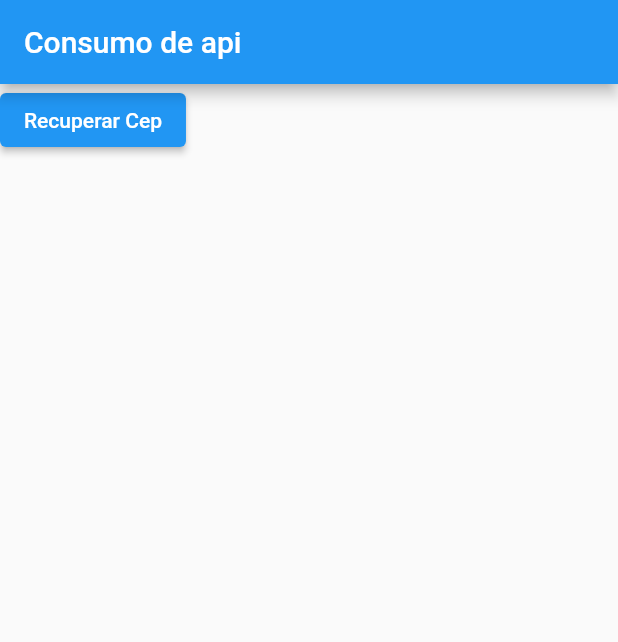
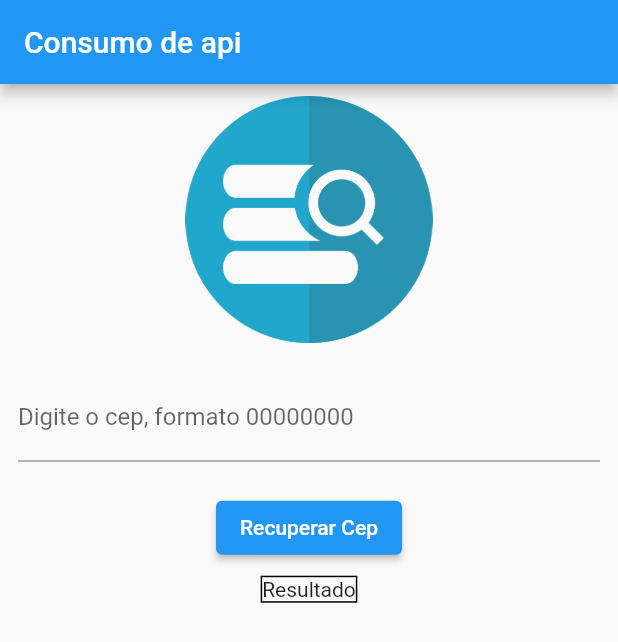
Before and after one commit to pdr-dev71/requisicao-api-viacep, a Flutter app: the screen it shows after launch, after a tap on "Recuperar Cep", on a phone screen of 412 x 824 dp. Shown: the top 642 px of the screen. Run offline on Flutter 3.47's test engine with Material 2 defaults, Android fonts, the phone set to English and light mode, and no system bars; network calls fail.

Commit message:
Retrieving requisitions in the ui

```diff
--- a/lib/home.dart
+++ b/lib/home.dart
@@ -11,8 +11,12 @@ class Home extends StatefulWidget {
 }
 
 class _HomeState extends State<Home> {
+  final TextEditingController _controller = TextEditingController();
+
+  String _result = 'Resultado';
   _recoverCep() async {
-    String urlApi = 'https://viacep.com.br/ws/64655000/json/';
+    String cepInput = _controller.text;
+    String urlApi = 'https://viacep.com.br/ws/$cepInput/json/';
     http.Response response;
 
     response = await http.get(Uri.parse(urlApi));
@@ -21,9 +25,15 @@ class _HomeState extends State<Home> {
 
     String cep = responseObj['cep'];
     String logradouro = responseObj['logradouro'];
+    String localidade = responseObj['localidade'];
     String uf = responseObj['uf'];
+    String ddd = responseObj['ddd'];
 
-    print('Os dados são: Cep:$cep, Logradouro: $logradouro e UF: $uf');
+    setState(() {
+      _result = '$cep, $logradouro, $localidade, $uf, $ddd';
+    });
+
+    print('Os dados são: Cep:$cep, Logradouro: $localidade e UF: $uf');
   }
 
   @override
@@ -34,10 +44,37 @@ class _HomeState extends State<Home> {
         ),
         body: Column(
           children: [
+            Padding(
+              padding: const EdgeInsets.all(8.0),
+              child: Image.asset('assets/images/search.png',
+                  width: MediaQuery.of(context).size.width * .6,
+                  height: MediaQuery.of(context).size.height * .2),
+            ),
+            Padding(
+              padding: const EdgeInsets.all(12.0),
+              child: TextField(
+                controller: _controller,
+                keyboardType: TextInputType.number,
+                decoration: const InputDecoration(
+                    labelText: 'Digite o cep, formato 00000000'),
+              ),
+            ),
+            const SizedBox(
+              height: 8,
+            ),
             ElevatedButton(
               onPressed: _recoverCep,
               child: const Text('Recuperar Cep'),
-            )
+            ),
+            const SizedBox(
+              height: 8,
+            ),
+            Container(
+              decoration: BoxDecoration(
+                border: Border.all(),
+              ),
+              child: Text(_result),
+            ),
           ],
         ));
   }
--- a/pubspec.yaml
+++ b/pubspec.yaml
@@ -58,9 +58,9 @@ flutter:
   # the material Icons class.
   uses-material-design: true
 
-  # To add assets to your application, add an assets section, like this:
-  # assets:
-  #   - images/a_dot_burr.jpeg
+
+  assets:
+    - assets/images/search.png
   #   - images/a_dot_ham.jpeg
 
   # An image asset can refer to one or more resolution-specific "variants", see
```
Also changed, not shown: assets/images/search.png (added).
